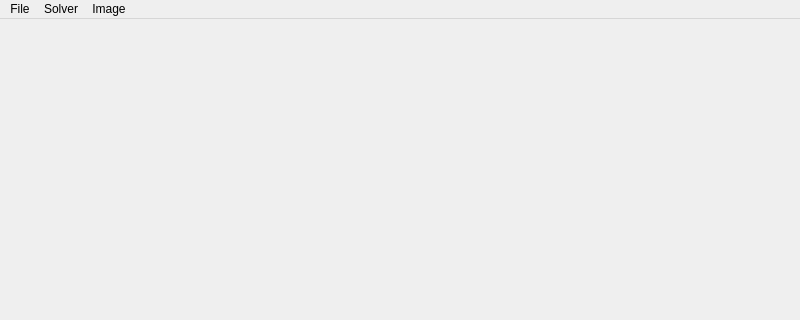
pgebhardt/eitViewer, file mainwindow.ui: the form before one commit; both pictures show x 0 to 800 and y 0 to 320 of the 800 by 840 pixel window.
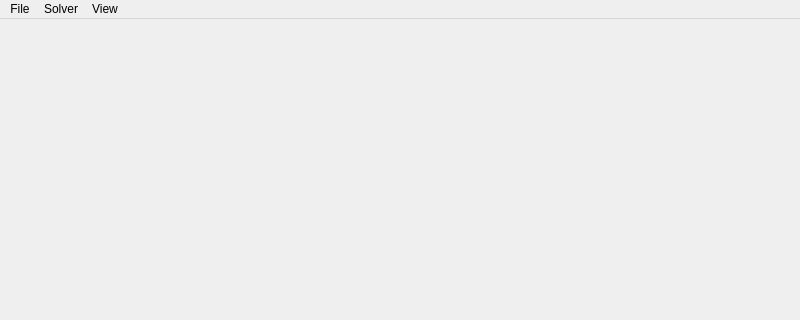
The form after the commit.

What changed in the file:
```diff
--- a/mainwindow.ui
+++ b/mainwindow.ui
@@ -35,7 +35,7 @@
    </widget>
    <widget class="QMenu" name="menuImage">
     <property name="title">
-     <string>Image</string>
+     <string>View</string>
     </property>
     <addaction name="actionSave_Image"/>
     <addaction name="separator"/>
```
Left out of the diff: 29 changed lines with no effect on the pictures.
